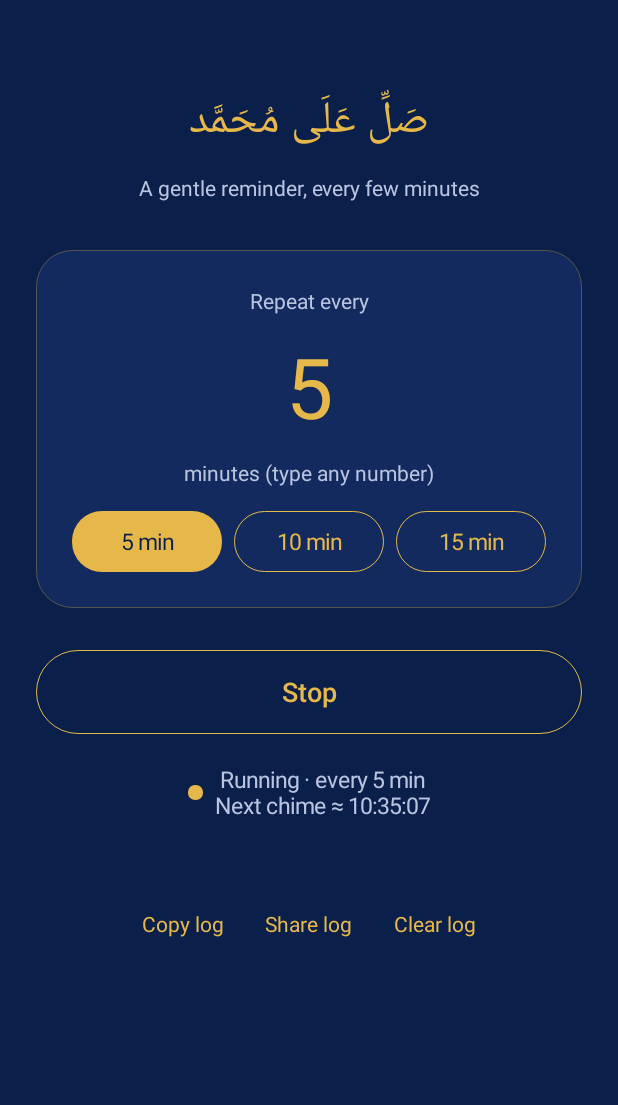
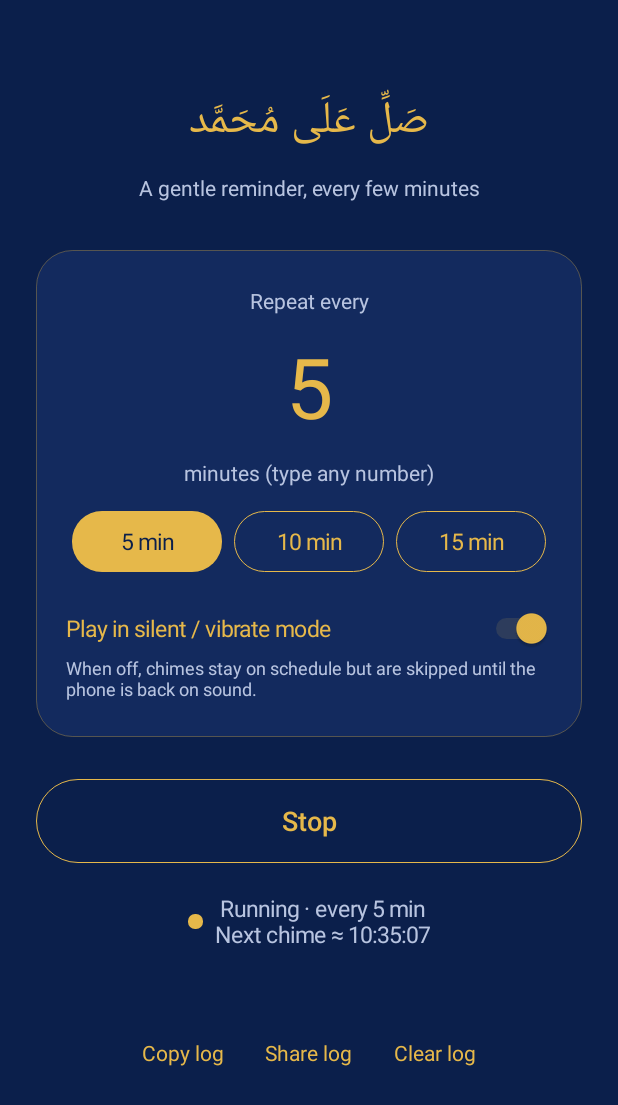
Before and after one commit to xy-maan/Salli, an Android app: the screen it shows after launch (MainActivity), after a tap on "Start", on a phone screen of 412 x 824 dp. Shown: the top 1105 px of the screen. Run offline under Robolectric (Android 15) with nearby library versions, the phone set to English and light mode, and no system bars.

Commit message:
Fix late chimes after restart, add silent-mode switch
Sends the alarm through the foreground broadcast queue so it is not delayed behind the BOOT_COMPLETED backlog after a restart. The second boot broadcast no longer re-arms an alarm that is already armed. Adds a 'Play in silent / vibrate mode' switch: when off, chimes stay on schedule but are skipped while the phone is silent. Safety cutoff shortened to 8 s. Adds unit tests. Version 1.7.

```diff
--- a/app/build.gradle.kts
+++ b/app/build.gradle.kts
@@ -10,8 +10,8 @@ android {
         applicationId = "com.example.soundrepeater"
         minSdk = 26
         targetSdk = 34
-        versionCode = 7
-        versionName = "1.6"
+        versionCode = 8
+        versionName = "1.7"
     }
     compileOptions {
         sourceCompatibility = JavaVersion.VERSION_17
--- a/app/src/main/java/com/example/soundrepeater/MainActivity.kt
+++ b/app/src/main/java/com/example/soundrepeater/MainActivity.kt
@@ -5,6 +5,7 @@ import android.content.ClipData
 import android.content.ClipboardManager
 import android.content.Intent
 import android.content.pm.ApplicationInfo
+import android.content.res.ColorStateList
 import android.graphics.Color
 import android.graphics.drawable.GradientDrawable
 import android.os.Bundle
@@ -112,6 +113,23 @@ class MainActivity : Activity() {
             })
         }
         box.addView(chips, LinearLayout.LayoutParams(-1, -2))
+
+        val silentSwitch = Switch(this).apply {
+            text = "Play in silent / vibrate mode"
+            textSize = 15f
+            setTextColor(gold)
+            isChecked = Scheduler.playInSilent(this@MainActivity)
+            val states = arrayOf(intArrayOf(android.R.attr.state_checked), intArrayOf())
+            thumbTintList = ColorStateList(states, intArrayOf(gold, 0xFF8A97B8.toInt()))
+            trackTintList = ColorStateList(states, intArrayOf(0x66E6B84A, 0x558A97B8))
+            setOnCheckedChangeListener { _, checked -> Scheduler.setPlayInSilent(this@MainActivity, checked) }
+        }
+        box.addView(silentSwitch, LinearLayout.LayoutParams(-1, -2).apply { topMargin = dp(24) })
+        box.addView(
+            text("When off, chimes stay on schedule but are skipped until the phone is back on sound.", 12f, soft)
+                .apply { gravity = Gravity.START; setPadding(0, dp(4), 0, 0) },
+            LinearLayout.LayoutParams(-1, -2)
+        )
         root.addView(box, LinearLayout.LayoutParams(-1, -2))
 
         toggle = Button(this).apply {
--- a/app/src/main/java/com/example/soundrepeater/ScheduleMath.kt
+++ b/app/src/main/java/com/example/soundrepeater/ScheduleMath.kt
@@ -4,6 +4,9 @@ package com.example.soundrepeater
 object ScheduleMath {
     const val MIN_MINUTES = 1
     const val MAX_MINUTES = 1440
+
+    /** Should this chime make a sound? Silent/vibrate only blocks it when the user chose so. */
+    fun shouldPlay(playInSilent: Boolean, ringerIsNormal: Boolean): Boolean = playInSilent || ringerIsNormal
 
     fun clamp(minutes: Int): Int = minutes.coerceIn(MIN_MINUTES, MAX_MINUTES)
 
--- a/app/src/main/java/com/example/soundrepeater/Scheduler.kt
+++ b/app/src/main/java/com/example/soundrepeater/Scheduler.kt
@@ -21,10 +21,21 @@ object Scheduler {
     fun minutes(c: Context) = prefs(c).getInt("minutes", 5)
     fun nextAt(c: Context) = prefs(c).getLong("next_at", 0L)
 
+    /** When false, chimes stay on schedule but stay quiet while the phone is silent/vibrate. */
+    fun playInSilent(c: Context) = prefs(c).getBoolean("play_in_silent", true)
+    fun setPlayInSilent(c: Context, value: Boolean) {
+        prefs(c).edit().putBoolean("play_in_silent", value).commit()
+        SalliLog.log(c, "APP", "play-in-silent set to $value")
+    }
+
     // The interval and the planned time are carried inside the alarm itself,
     // so every chime re-arms the next one with exactly the same interval.
     private fun pending(c: Context, minutes: Int, at: Long): PendingIntent {
+        // FOREGROUND flag: the chime is delivered through Android's fast broadcast queue.
+        // Without it, right after a restart it waits behind the queue of BOOT_COMPLETED
+        // broadcasts of every app on the phone, which delayed chimes by minutes.
         val i = Intent(c, ChimeReceiver::class.java)
+            .addFlags(Intent.FLAG_RECEIVER_FOREGROUND)
             .putExtra(EXTRA_MINUTES, minutes)
             .putExtra(EXTRA_AT, at)
         return PendingIntent.getBroadcast(
@@ -54,8 +65,8 @@ object Scheduler {
         val m = ScheduleMath.clamp(minutes(c))
         val now = System.currentTimeMillis()
         val boot = bootCount(c)
-        if (skipIfArmed && boot != -1 && prefs(c).getInt("armed_boot", -2) == boot && nextAt(c) > now) {
-            SalliLog.log(c, "SCHED", "RESUME skipped, already armed for ${SalliLog.time(nextAt(c))}")
+        if (skipIfArmed && boot != -1 && prefs(c).getInt("armed_boot", -2) == boot) {
+            SalliLog.log(c, "SCHED", "RESUME skipped, already armed in this boot")
             return
         }
         SalliLog.log(c, "SCHED", "RESUME interval=${m}min")
```
Also changed, not shown: app/src/main/java/com/example/soundrepeater/ChimeReceiver.kt (+12 -3 lines), 3 other files.
